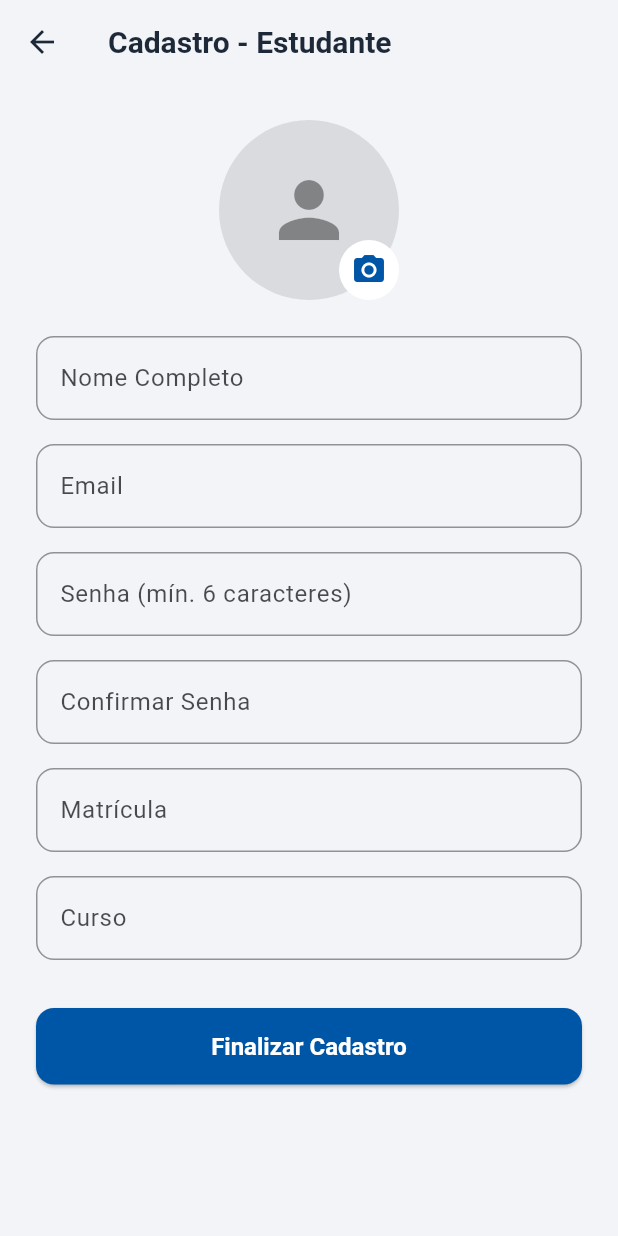
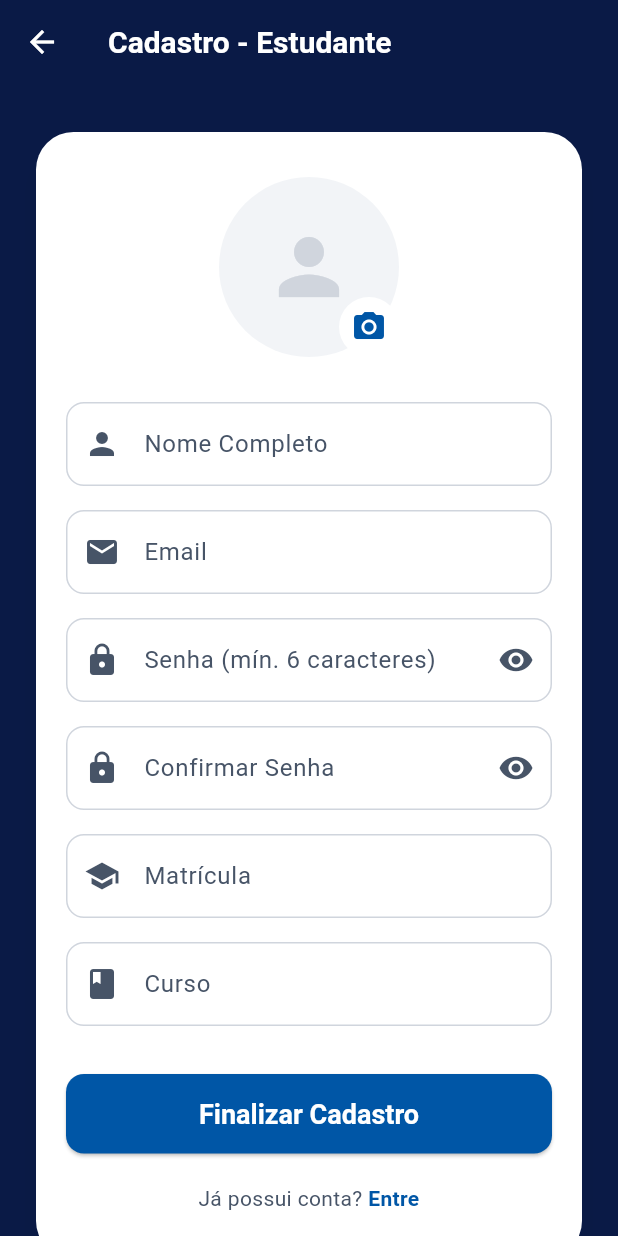
Before and after one commit to ricardosovenil/TutoriaFMP, a Flutter app: the CadastroScreen screen opened by its route, on a phone screen of 412 x 824 dp. Run offline on Flutter 3.47's test engine with Material 3 defaults, Android fonts, the phone set to English and light mode, and no system bars; our stand-ins replace file_picker, sqflite, sqflite_common_ffi, table_calendar; missing offline and left inert: open_file_plus; accounts and stored records are empty.

Commit message:
refactor(ui): Aplica design system na tela de cadastro

```diff
--- a/lib/screens/cadastro_screen.dart
+++ b/lib/screens/cadastro_screen.dart
@@ -20,6 +20,8 @@ class _CadastroScreenState extends State<CadastroScreen> {
   final _senhaController = TextEditingController();
   final _confirmarSenhaController = TextEditingController();
   bool _isLoading = false;
+  bool _obscureSenha = true;
+  bool _obscureConfirmarSenha = true;
 
   File? _fotoPerfilFile;
   File? _curriculoFile;
@@ -68,8 +70,8 @@ class _CadastroScreenState extends State<CadastroScreen> {
 
     try {
       final emailExiste = await AuthService.instance.emailJaExiste(_emailController.text);
-      if (emailExiste) {
-        if (mounted) ScaffoldMessenger.of(context).showSnackBar(const SnackBar(content: Text('Este email já está cadastrado')));
+      if (mounted && emailExiste) {
+        ScaffoldMessenger.of(context).showSnackBar(const SnackBar(content: Text('Este email já está cadastrado')));
         setState(() => _isLoading = false);
         return;
       }
@@ -111,105 +113,161 @@ class _CadastroScreenState extends State<CadastroScreen> {
 
   @override
   Widget build(BuildContext context) {
-    final theme = Theme.of(context);
-    final isDarkMode = theme.brightness == Brightness.dark;
     String titulo = widget.tipoUsuario.replaceFirst(widget.tipoUsuario[0], widget.tipoUsuario[0].toUpperCase());
 
     return Scaffold(
-      backgroundColor: theme.scaffoldBackgroundColor,
+      backgroundColor: AppColors.darkBlue,
       appBar: AppBar(
-        title: Text('Cadastro - $titulo'),
-        backgroundColor: isDarkMode ? Colors.transparent : theme.appBarTheme.backgroundColor,
+        title: Text('Cadastro - $titulo', style: const TextStyle(color: Colors.white, fontWeight: FontWeight.bold)),
+        backgroundColor: Colors.transparent,
         elevation: 0,
+        iconTheme: const IconThemeData(color: Colors.white),
       ),
-      body: SingleChildScrollView(
+      body: Center(
+        child: SingleChildScrollView(
           padding: const EdgeInsets.all(24.0),
+          child: Card(
+            elevation: 8,
+            shadowColor: Colors.black.withOpacity(0.2),
+            shape: RoundedRectangleBorder(borderRadius: BorderRadius.circular(25)),
+            color: AppColors.white,
+            child: Padding(
+              padding: const EdgeInsets.symmetric(vertical: 30, horizontal: 20),
               child: Form(
                 key: _formKey,
                 child: Column(
                   crossAxisAlignment: CrossAxisAlignment.stretch,
                   children: [
-              Center(
-                child: Stack(
-                  children: [
-                    CircleAvatar(
-                      radius: 60,
-                      backgroundColor: theme.colorScheme.onSurface.withOpacity(0.1),
-                      backgroundImage: _fotoPerfilFile != null ? FileImage(_fotoPerfilFile!) : null,
-                      child: _fotoPerfilFile == null ? Icon(Icons.person, size: 60, color: theme.colorScheme.onSurface.withOpacity(0.4)) : null,
-                    ),
-                    Positioned(
-                      bottom: 0, right: 0,
-                      child: CircleAvatar(
-                        backgroundColor: theme.colorScheme.surface,
-                        child: IconButton(icon: Icon(Icons.camera_alt, color: theme.colorScheme.primary), onPressed: _selecionarFotoPerfil,),
-                      )
-                    ),
+                    _buildAvatarSelector(),
+                    const SizedBox(height: 30),
+                    _buildTextFormField(controller: _nomeController, labelText: 'Nome Completo', prefixIcon: Icons.person, validator: (v) => v!.isEmpty ? 'Campo obrigatório' : null),
+                    const SizedBox(height: 16),
+                    _buildTextFormField(controller: _emailController, labelText: 'Email', prefixIcon: Icons.email, keyboardType: TextInputType.emailAddress, validator: (v) => v!.isEmpty || !v.contains('@') ? 'Email inválido' : null),
+                    const SizedBox(height: 16),
+                    _buildTextFormField(controller: _senhaController, labelText: 'Senha (mín. 6 caracteres)', prefixIcon: Icons.lock, obscureText: _obscureSenha, suffixIcon: IconButton(icon: Icon(_obscureSenha ? Icons.visibility : Icons.visibility_off, color: AppColors.darkGrey), onPressed: () => setState(() => _obscureSenha = !_obscureSenha)), validator: (v) => v!.length < 6 ? 'Senha muito curta' : null),
+                    const SizedBox(height: 16),
+                    _buildTextFormField(controller: _confirmarSenhaController, labelText: 'Confirmar Senha', prefixIcon: Icons.lock, obscureText: _obscureConfirmarSenha, suffixIcon: IconButton(icon: Icon(_obscureConfirmarSenha ? Icons.visibility : Icons.visibility_off, color: AppColors.darkGrey), onPressed: () => setState(() => _obscureConfirmarSenha = !_obscureConfirmarSenha)), validator: (v) => v != _senhaController.text ? 'As senhas não coincidem' : null),
+                    if (widget.tipoUsuario == 'estudante') _buildCamposEstudante(),
+                    if (widget.tipoUsuario == 'tutor') _buildCurriculoSelector(),
+                    const SizedBox(height: 32),
+                    _buildBotaoCadastro(),
+                    const SizedBox(height: 20),
+                    _buildLinkLogin(),
                   ],
                 ),
               ),
-              const SizedBox(height: 24),
-              _buildTextFormField(theme, controller: _nomeController, labelText: 'Nome Completo', validator: (v) => v!.isEmpty ? 'Campo obrigatório' : null),
-              const SizedBox(height: 16),
-              _buildTextFormField(theme, controller: _emailController, labelText: 'Email', keyboardType: TextInputType.emailAddress, validator: (v) => v!.isEmpty || !v.contains('@') ? 'Email inválido' : null),
-              const SizedBox(height: 16),
-              _buildTextFormField(theme, controller: _senhaController, labelText: 'Senha (mín. 6 caracteres)', obscureText: true, validator: (v) => v!.length < 6 ? 'Senha muito curta' : null),
-              const SizedBox(height: 16),
-              _buildTextFormField(theme, controller: _confirmarSenhaController, labelText: 'Confirmar Senha', obscureText: true, validator: (v) => v != _senhaController.text ? 'As senhas não coincidem' : null),
-
-              if (widget.tipoUsuario == 'estudante') ...[
-                const SizedBox(height: 16),
-                _buildTextFormField(theme, controller: _matriculaController, labelText: 'Matrícula', keyboardType: TextInputType.number, validator: (v) => v!.isEmpty ? 'Campo obrigatório' : null),
-                const SizedBox(height: 16),
-                _buildTextFormField(theme, controller: _cursoController, labelText: 'Curso', validator: (v) => v!.isEmpty ? 'Campo obrigatório' : null),
-              ],
-
-              if (widget.tipoUsuario == 'tutor') ...[
-                const SizedBox(height: 24),
-                Container(
-                  padding: const EdgeInsets.symmetric(horizontal: 12, vertical: 8),
-                  decoration: BoxDecoration(border: Border.all(color: theme.colorScheme.onSurface.withOpacity(0.4)), borderRadius: BorderRadius.circular(12)),
-                  child: Row(
-                    mainAxisAlignment: MainAxisAlignment.spaceBetween,
-                    children: [
-                      const Icon(Icons.picture_as_pdf_outlined, color: AppColors.primaryBlue),
-                      const SizedBox(width: 12),
-                      Expanded(child: Text(_curriculoFile?.path.split(Platform.pathSeparator).last ?? 'Currículo (PDF, máx 5MB)', style: theme.textTheme.bodyMedium, overflow: TextOverflow.ellipsis)),
-                      ElevatedButton(child: const Text('Anexar'), onPressed: _selecionarCurriculo),
-                    ],
             ),
-                ),
-              ],
-
-              const SizedBox(height: 32),
-              SizedBox(
-                width: double.infinity,
-                child: ElevatedButton(
-                  onPressed: _isLoading ? null : _fazerCadastro,
-                  child: _isLoading ? const CircularProgressIndicator() : const Text('Finalizar Cadastro'),
-                ),
-              ),
-            ],
           ),
         ),
       ),
     );
   }
 
-  Widget _buildTextFormField(ThemeData theme, {required TextEditingController controller, required String labelText, bool obscureText = false, String? Function(String?)? validator, TextInputType? keyboardType}) {
+  Widget _buildAvatarSelector() {
+    return Center(
+      child: Stack(
+        children: [
+          CircleAvatar(
+            radius: 60,
+            backgroundColor: AppColors.lightGrey,
+            backgroundImage: _fotoPerfilFile != null ? FileImage(_fotoPerfilFile!) : null,
+            child: _fotoPerfilFile == null ? const Icon(Icons.person, size: 60, color: AppColors.mediumGrey) : null,
+          ),
+          Positioned(
+            bottom: 0, right: 0,
+            child: CircleAvatar(
+              backgroundColor: AppColors.white,
+              child: IconButton(icon: const Icon(Icons.camera_alt, color: AppColors.primaryBlue), onPressed: _selecionarFotoPerfil),
+            ),
+          ),
+        ],
+      ),
+    );
+  }
+
+  Widget _buildCamposEstudante() {
+    return Column(
+      children: [
+        const SizedBox(height: 16),
+        _buildTextFormField(controller: _matriculaController, labelText: 'Matrícula', prefixIcon: Icons.school, keyboardType: TextInputType.number, validator: (v) => v!.isEmpty ? 'Campo obrigatório' : null),
+        const SizedBox(height: 16),
+        _buildTextFormField(controller: _cursoController, labelText: 'Curso', prefixIcon: Icons.book, validator: (v) => v!.isEmpty ? 'Campo obrigatório' : null),
+      ],
+    );
+  }
+
+  Widget _buildCurriculoSelector() {
+    return Padding(
+      padding: const EdgeInsets.only(top: 24.0),
+      child: OutlinedButton.icon(
+        icon: const Icon(Icons.picture_as_pdf_outlined),
+        label: Flexible(child: Text(_curriculoFile?.path.split(Platform.pathSeparator).last ?? 'Currículo (PDF, máx 5MB)', overflow: TextOverflow.ellipsis)),
+        onPressed: _selecionarCurriculo,
+        style: OutlinedButton.styleFrom(padding: const EdgeInsets.symmetric(horizontal: 12, vertical: 16), side: const BorderSide(color: AppColors.mediumGrey)),
+      ),
+    );
+  }
+
+  Widget _buildBotaoCadastro() {
+    return SizedBox(
+      width: double.infinity,
+      child: ElevatedButton(
+        style: ElevatedButton.styleFrom(
+          backgroundColor: AppColors.primaryBlue,
+          padding: const EdgeInsets.symmetric(vertical: 16),
+          shape: RoundedRectangleBorder(borderRadius: BorderRadius.circular(12)),
+          textStyle: const TextStyle(fontSize: 18, fontWeight: FontWeight.bold)),
+        onPressed: _isLoading ? null : _fazerCadastro,
+        child: _isLoading
+            ? const SizedBox(height: 24, width: 24, child: CircularProgressIndicator(strokeWidth: 3, valueColor: AlwaysStoppedAnimation<Color>(Colors.white)))
+            : const Text('Finalizar Cadastro'),
+      ),
+    );
+  }
+
+  Widget _buildLinkLogin() {
+    return GestureDetector(
+      onTap: () => Navigator.pop(context), // Volta para a tela de login
+      child: const Text.rich(
+        TextSpan(
+          text: "Já possui conta? ",
+          style: TextStyle(color: AppColors.darkGrey, fontSize: 14),
+          children: [
+            TextSpan(
+              text: "Entre",
+              style: TextStyle(color: AppColors.primaryBlue, fontWeight: FontWeight.bold, fontSize: 14),
+            ),
+          ],
+        ),
+        textAlign: TextAlign.center,
+      ),
+    );
+  }
+
+  Widget _buildTextFormField({
+    required TextEditingController controller,
+    required String labelText,
+    required IconData prefixIcon,
+    String? Function(String?)? validator,
+    TextInputType? keyboardType,
+    bool obscureText = false,
+    Widget? suffixIcon,
+  }) {
     return TextFormField(
       controller: controller,
+      keyboardType: keyboardType,
       obscureText: obscureText,
-      keyboardType: keyboardType,
-      style: TextStyle(color: theme.colorScheme.onSurface),
+      style: const TextStyle(color: AppColors.textDark),
       decoration: InputDecoration(
         labelText: labelText,
-        labelStyle: TextStyle(color: theme.colorScheme.onSurface.withOpacity(0.7)),
+        labelStyle: const TextStyle(color: AppColors.darkGrey),
+        prefixIcon: Icon(prefixIcon, color: AppColors.darkGrey),
+        suffixIcon: suffixIcon,
         border: OutlineInputBorder(borderRadius: BorderRadius.circular(12)),
-        enabledBorder: OutlineInputBorder(borderRadius: BorderRadius.circular(12), borderSide: BorderSide(color: theme.colorScheme.onSurface.withOpacity(0.4))),
-        focusedBorder: OutlineInputBorder(borderRadius: BorderRadius.circular(12), borderSide: BorderSide(color: theme.colorScheme.primary, width: 2)),
-        errorBorder: OutlineInputBorder(borderRadius: BorderRadius.circular(12), borderSide: BorderSide(color: theme.colorScheme.error)),
-        focusedErrorBorder: OutlineInputBorder(borderRadius: BorderRadius.circular(12), borderSide: BorderSide(color: theme.colorScheme.error, width: 2)),
+        enabledBorder: OutlineInputBorder(borderRadius: BorderRadius.circular(12), borderSide: const BorderSide(color: AppColors.mediumGrey)),
+        focusedBorder: OutlineInputBorder(borderRadius: BorderRadius.circular(12), borderSide: const BorderSide(color: AppColors.primaryBlue, width: 2)),
+        errorBorder: OutlineInputBorder(borderRadius: BorderRadius.circular(12), borderSide: BorderSide(color: AppColors.error)),
+        focusedErrorBorder: OutlineInputBorder(borderRadius: BorderRadius.circular(12), borderSide: BorderSide(color: AppColors.error, width: 2)),
       ),
       validator: validator,
     );
```
Lines whose indentation alone changed are shown as unchanged.
